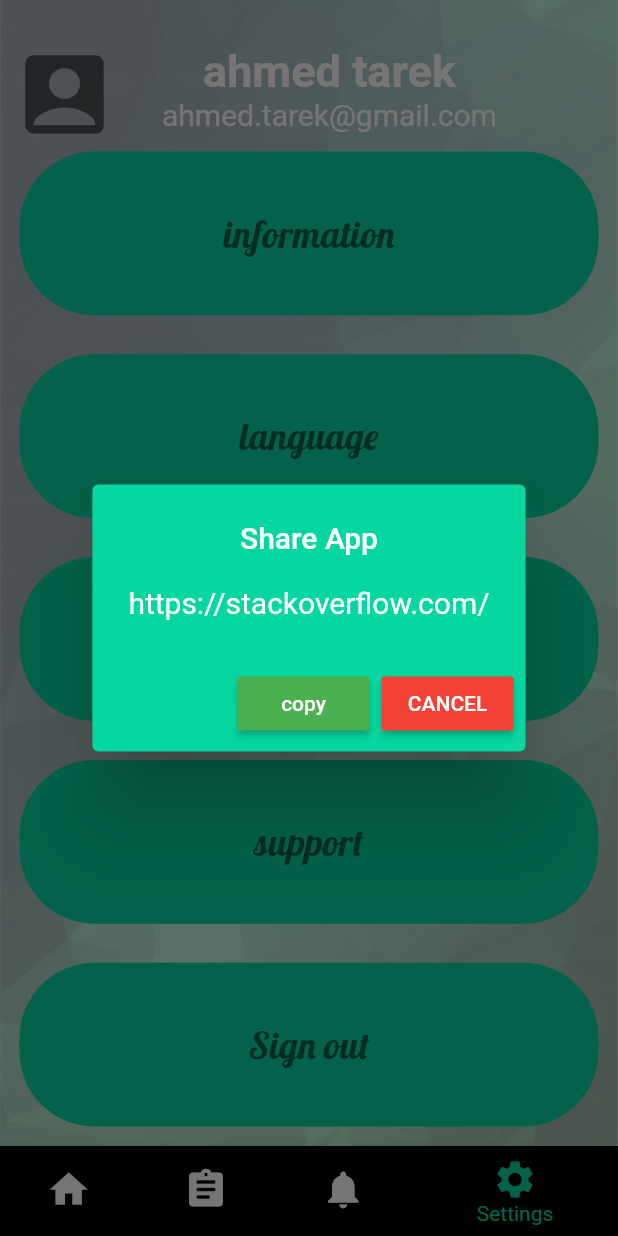
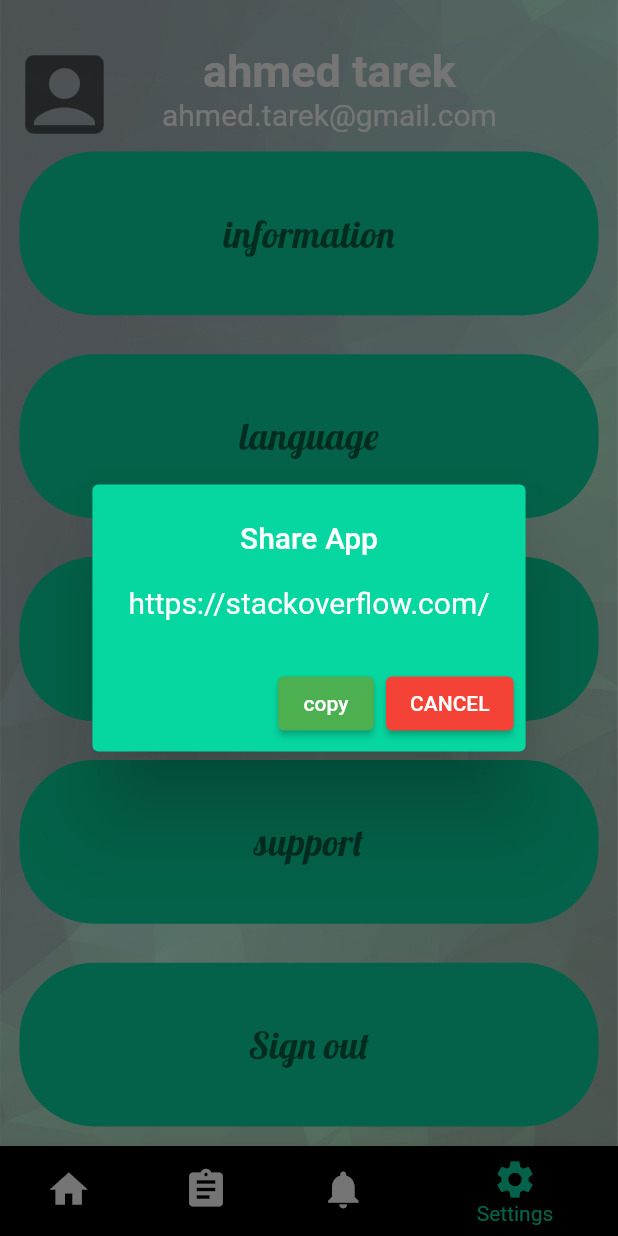
Before and after one commit to ahmed01142645585/project, a Flutter app: the StudentScreen screen opened by its route, item 4 of the bottom bar chosen, after a tap on "share app", on a phone screen of 412 x 824 dp. Run offline on Flutter 3.47's test engine with Material 2 defaults, Android fonts, the phone set to English and light mode, and no system bars; our stand-ins replace animated_text_kit, firebase_auth, firebase_core, firebase_messaging, modal_progress_hud; accounts and stored records are empty.

Commit message:
updating the flutter and code

```diff
--- a/lib/Student_screens/Setting_student_screen.dart
+++ b/lib/Student_screens/Setting_student_screen.dart
@@ -12,6 +12,7 @@ class SettingScreen extends StatefulWidget {
 class _SettingScreenState extends State<SettingScreen> {
   final _auth = FirebaseAuth.instance;
   bool spineer = false;
+
   void shareAppButton(BuildContext context) {
     showDialog(
         context: context,
@@ -24,13 +25,18 @@ class _SettingScreenState extends State<SettingScreen> {
             ),
             backgroundColor: Color(0xFF06D6A0),
             actions: [
-              RaisedButton(
-                color: Colors.green,
+              ElevatedButton(
+                style: ButtonStyle(
+                  backgroundColor:
+                      MaterialStateProperty.all<Color>(Colors.green),
+                ),
                 onPressed: () {},
                 child: Text("copy"),
               ),
-              RaisedButton(
-                color: Colors.red,
+              ElevatedButton(
+                style: ButtonStyle(
+                  backgroundColor: MaterialStateProperty.all<Color>(Colors.red),
+                ),
                 onPressed: () {},
                 child: Text("CANCEL"),
               ),
--- a/lib/Student_screens/Student_screen.dart
+++ b/lib/Student_screens/Student_screen.dart
@@ -64,19 +64,17 @@ class _StudentScreenState extends State<StudentScreen> {
         items: [
           BottomNavigationBarItem(
             icon: Icon(Icons.home),
-            title: Text('Home'),
+            label: 'Home',
           ),
           BottomNavigationBarItem(
-            icon: Icon(Icons.assignment),
-            title: Text('Tasks'),
-          ),
+              icon: Icon(Icons.assignment), label: 'Tasks,'),
           BottomNavigationBarItem(
             icon: Icon(Icons.notifications),
-            title: Text('Notifications'),
+            label: 'Notifications',
           ),
           BottomNavigationBarItem(
             icon: Icon(Icons.settings),
-            title: Text('Settings'),
+            label: 'Settings',
           ),
         ],
       ),
--- a/pubspec.yaml
+++ b/pubspec.yaml
@@ -28,8 +28,10 @@ dependencies:
 
 
   cupertino_icons: ^0.1.3
-  firebase_core: ^0.5.3
-  firebase_auth: ^0.18.4+1
+
+  firebase_core: ^1.0.2
+  firebase_auth: ^1.0.1
+  firebase_messaging: ^9.1.0
   modal_progress_hud: ^0.1.3
 
 dev_dependencies:
```
Also changed, not shown: lib/Login_screen.dart (+7 -4 lines), lib/Student_screens/Notification_student_screen.dart (+23 -1 lines), pubspec.lock.
